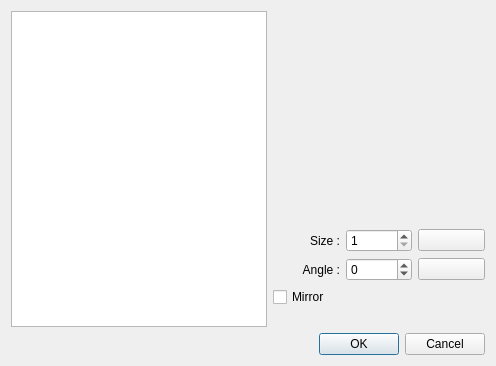
First picture: the form in src/vehicledialog.ui, repository michjans/routegen, before the edit.
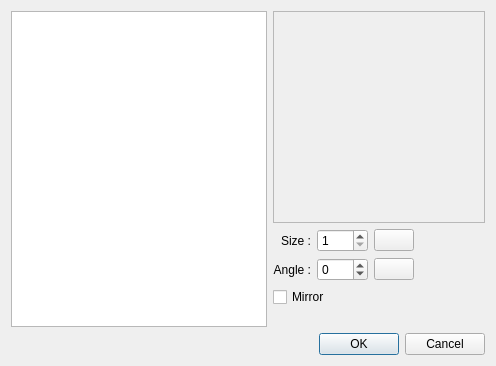
Second picture: the form after the edit. Icons and pictures are not drawn.

```diff
--- a/src/vehicledialog.ui
+++ b/src/vehicledialog.ui
@@ -84,6 +84,12 @@
              <height>200</height>
             </size>
            </property>
+           <property name="frameShape">
+            <enum>QFrame::StyledPanel</enum>
+           </property>
+           <property name="frameShadow">
+            <enum>QFrame::Sunken</enum>
+           </property>
           </widget>
          </item>
          <item row="0" column="0">
@@ -156,6 +162,19 @@
            </property>
           </widget>
          </item>
+         <item row="0" column="3">
+          <spacer name="horizontalSpacer_3">
+           <property name="orientation">
+            <enum>Qt::Horizontal</enum>
+           </property>
+           <property name="sizeHint" stdset="0">
+            <size>
+             <width>40</width>
+             <height>20</height>
+            </size>
+           </property>
+          </spacer>
+         </item>
         </layout>
        </item>
        <item>
```
Left out of the diff: 18 changed lines with no effect on the pictures.
